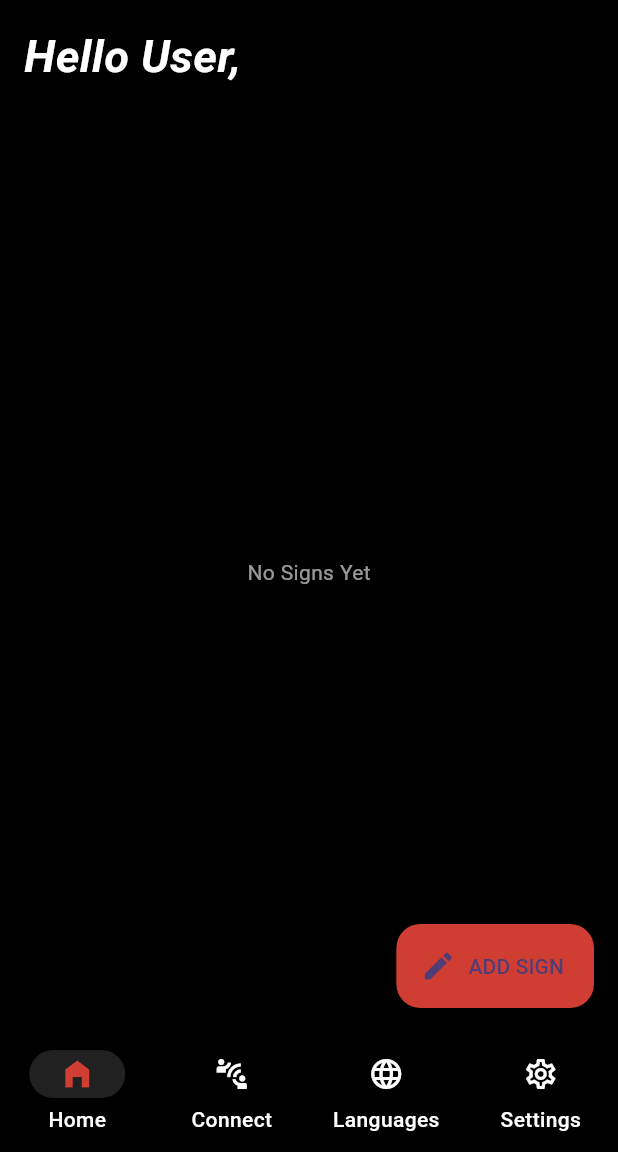
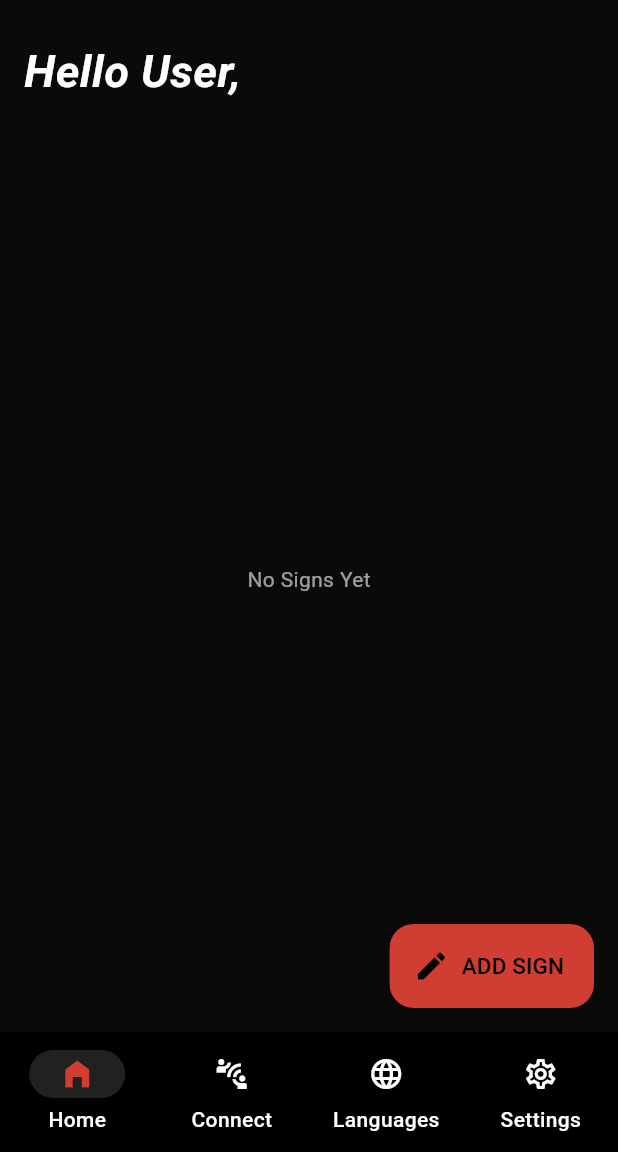
Before and after one commit to mukundsolanki/Vaachak-App, a Flutter app: the screen it shows after launch, on a phone screen of 412 x 824 dp, the part 84-1236 px from its top. Run offline on Flutter 3.47's test engine with Material 3 defaults, Android fonts, the phone set to English and light mode, and no system bars; our stand-ins replace lottie; missing offline and left inert: agora_uikit.

Commit message:
Minor UI changes

```diff
--- a/lib/main.dart
+++ b/lib/main.dart
@@ -44,8 +44,9 @@ class _MyHomePageState extends State<MyHomePage> {
   @override
   Widget build(BuildContext context) {
     return Scaffold(
+      backgroundColor: Color.fromARGB(255, 10, 10, 10),
       appBar: AppBar(
-        backgroundColor: Colors.black,
+        backgroundColor: Color.fromARGB(255, 0, 0, 0),
         centerTitle: true,
         title: Text(
           widget.title,
--- a/lib/pages/home_screen.dart
+++ b/lib/pages/home_screen.dart
@@ -9,7 +9,8 @@ class HomeScreen extends StatefulWidget {
   _HomeScreenState createState() => _HomeScreenState();
 }
 
-class _HomeScreenState extends State<HomeScreen> with SingleTickerProviderStateMixin {
+class _HomeScreenState extends State<HomeScreen>
+    with SingleTickerProviderStateMixin {
   List<TextInfo> texts = [];
   late AnimationController _rotateController;
 
@@ -55,20 +56,20 @@ class _HomeScreenState extends State<HomeScreen> with SingleTickerProviderStateM
   @override
   Widget build(BuildContext context) {
     return Scaffold(
-      backgroundColor: Color.fromARGB(255, 0, 0, 0),
+      backgroundColor: Color.fromARGB(255, 10, 10, 10),
       body: Column(
         crossAxisAlignment: CrossAxisAlignment.stretch,
         children: [
+          SizedBox(height: 10.0),
           Padding(
             padding: const EdgeInsets.all(16.0),
             child: Text(
               'Hello User,',
               style: TextStyle(
-                fontSize: 30.0,
-                color: Colors.white,
-                fontWeight: FontWeight.w600,
-                fontStyle: FontStyle.italic
-              ),
+                  fontSize: 30.0,
+                  color: Colors.white,
+                  fontWeight: FontWeight.w600,
+                  fontStyle: FontStyle.italic),
             ),
           ),
           Expanded(
@@ -84,7 +85,9 @@ class _HomeScreenState extends State<HomeScreen> with SingleTickerProviderStateM
                       itemCount: texts.length,
                       itemBuilder: (context, index) {
                         return Container(
-                          margin: EdgeInsets.symmetric(horizontal: 16.0, vertical: 8.0),
+                          height: 70,
+                          margin: EdgeInsets.symmetric(
+                              horizontal: 16.0, vertical: 8.0),
                           decoration: BoxDecoration(
                             color: Colors.grey.shade300,
                             borderRadius: BorderRadius.circular(12.0),
@@ -106,7 +109,9 @@ class _HomeScreenState extends State<HomeScreen> with SingleTickerProviderStateM
                                       animation: _rotateController,
                                       builder: (context, child) {
                                         return Transform.rotate(
-                                          angle: _rotateController.value * 5.0 * math.pi,
+                                          angle: _rotateController.value *
+                                              5.0 *
+                                              math.pi,
                                           child: Icon(
                                             Icons.sync_rounded,
                                             color: Colors.blue,
@@ -148,13 +153,21 @@ class _HomeScreenState extends State<HomeScreen> with SingleTickerProviderStateM
                 MyBottomSheet(onTextCreated: addText),
           );
         },
-        label: Text('ADD SIGN'),
-        icon: Icon(Icons.edit),
+        label: Text(
+          'ADD SIGN',
+          style: TextStyle(
+            fontSize: 15,
+            color: Colors.black,
+          ),
+        ),
+        icon: Icon(
+          Icons.edit,
+          color: Colors.black,
+        ),
       ),
     );
   }
 }
-
 
 class TextInfo {
   final String text;
```
